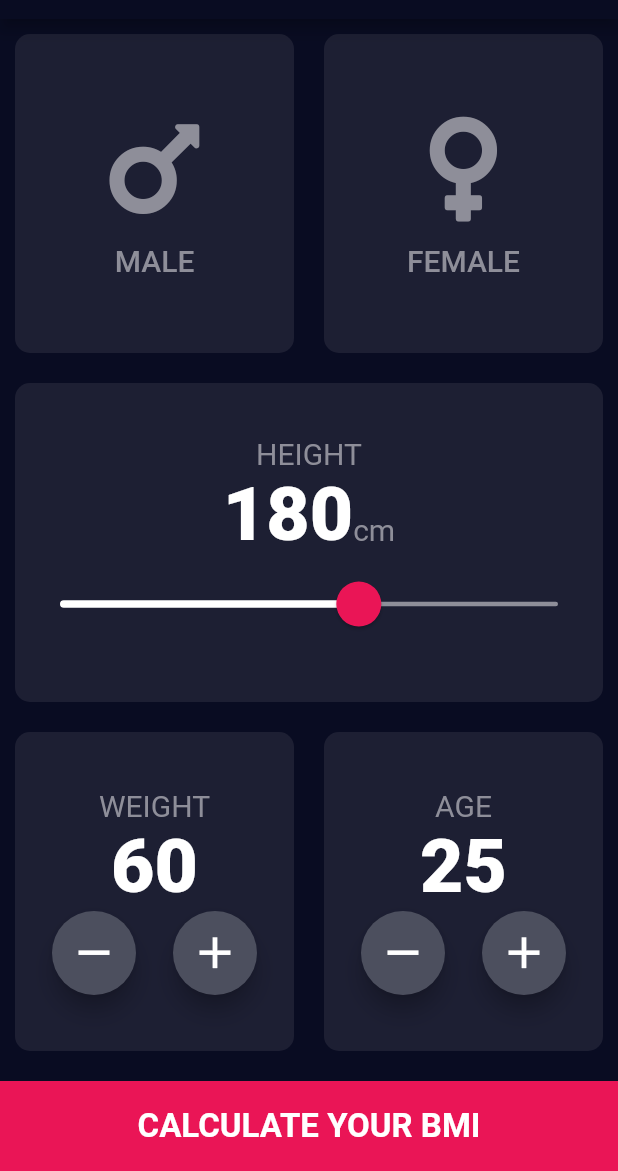
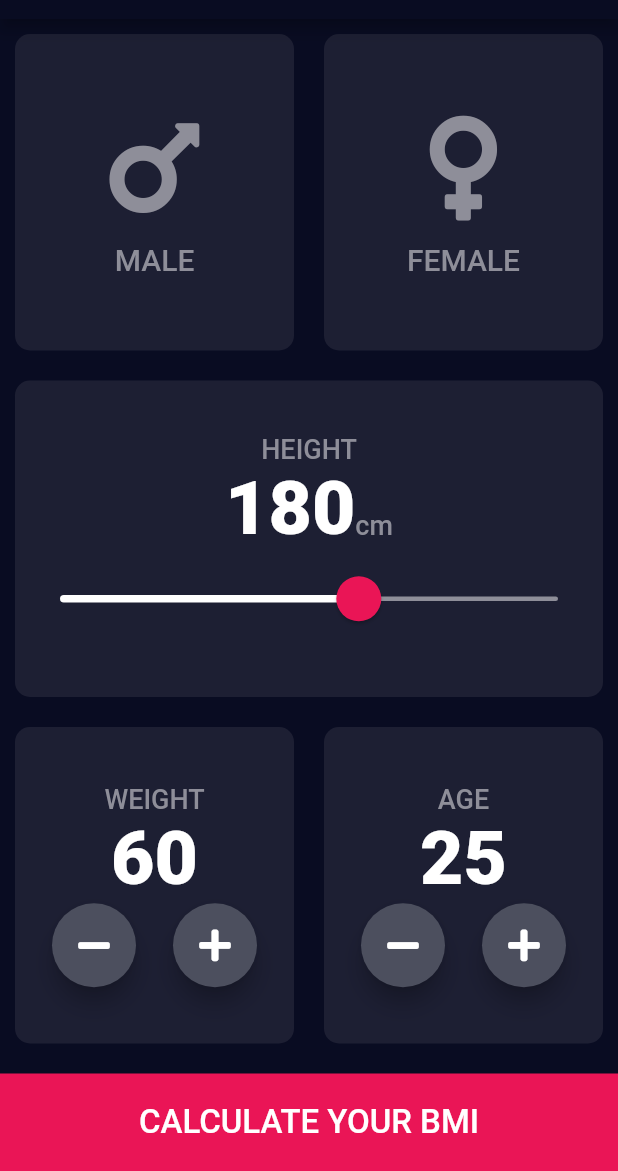
Before and after one commit to puruganda/BMI_Calculator, a Flutter app: the screen it shows after launch, on a phone screen of 412 x 824 dp, the part 65-1236 px from its top. Run offline on Flutter 3.47's test engine with Material 2 defaults, Android fonts, the phone set to English and light mode, and no system bars; our stand-ins replace font_awesome_flutter.

Commit message:
Initial Commit

```diff
--- a/lib/components/bottom_button.dart
+++ b/lib/components/bottom_button.dart
@@ -15,7 +15,7 @@ class BottomButton extends StatelessWidget {
         alignment: Alignment.center,
         margin: EdgeInsets.only(top: 10.0),
         width: double.infinity,
-        height: 60.0,
+        height: kBottomButtonHeight,
         color: kBottomButtonColor,
         child: Text(
           text,
--- a/lib/components/round_icon_content.dart
+++ b/lib/components/round_icon_content.dart
@@ -16,7 +16,6 @@ class RoundIconButton extends StatelessWidget {
       elevation: 6.0,
       child: Icon(
         icon,
-        size: 35.0,
       ),
       onPressed: onTap,
     );
--- a/lib/components/weight_and_age_selector.dart
+++ b/lib/components/weight_and_age_selector.dart
@@ -1,5 +1,6 @@
 import 'package:flutter/material.dart';
 import 'package:bmicalculator/constants.dart';
+import 'package:font_awesome_flutter/font_awesome_flutter.dart';
 import 'round_icon_content.dart';
 
 class WeightAndAgeSelector extends StatelessWidget {
@@ -31,11 +32,11 @@ class WeightAndAgeSelector extends StatelessWidget {
           mainAxisAlignment: MainAxisAlignment.spaceEvenly,
           children: <Widget>[
             RoundIconButton(
-              icon: Icons.remove,
+              icon: FontAwesomeIcons.minus,
               onTap: onTapMinus,
             ),
             RoundIconButton(
-              icon: Icons.add,
+              icon: FontAwesomeIcons.plus,
               onTap: onTapPlus,
             ),
           ],
--- a/lib/constants.dart
+++ b/lib/constants.dart
@@ -9,14 +9,17 @@ const kGenderIconSize = 80.0;
 const kActiveColor = Colors.white;
 const kInactiveColor = Color(0xFF8E8E99);
 
+const kBottomButtonHeight = 65.0;
+
 const kBottomButtonTextStyle = TextStyle(
-  fontWeight: FontWeight.w600,
+  fontWeight: FontWeight.w500,
   fontSize: 22.0,
 );
 
 const kLabelTextStyle = TextStyle(
   color: kInactiveColor,
-  fontSize: 20.0,
+  fontSize: 18.0,
+  fontWeight: FontWeight.w500,
 );
 
 const kNumberTextStyle = TextStyle(
```
